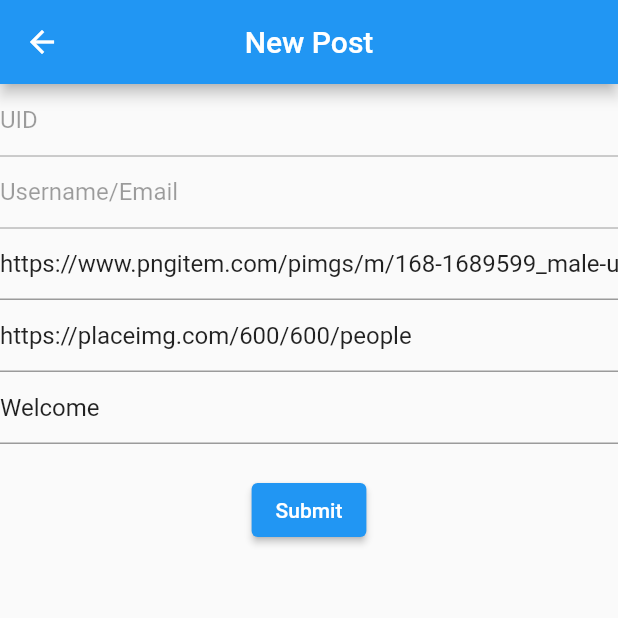
After one commit to fadhilbima/instaclone_task, a Flutter app: the AddView screen opened directly, after a tap on "Submit", on a phone screen of 412 x 824 dp, the top half of it. The commit adds this screen. Run offline on Flutter 3.47's test engine with Material 2 defaults, Android fonts, the phone set to English and light mode, and no system bars; our stand-ins replace bloc, cloud_firestore, equatable, firebase_auth, firebase_core, flutter_bloc; accounts and stored records are empty.

Commit message:
instaclone_dream_academy

```diff
--- /dev/null
+++ b/lib/add_post/add_post.dart
@@ -0,0 +1 @@
+export 'screens/add_posts.dart';
--- /dev/null
+++ b/lib/add_post/bloc/add_post_bloc.dart
@@ -0,0 +1,47 @@
+import 'dart:async';
+
+import 'package:bloc/bloc.dart';
+import 'package:equatable/equatable.dart';
+import 'package:firebase_auth/firebase_auth.dart';
+import 'package:flutter/cupertino.dart';
+import 'package:instaclone/repository/model/model.dart';
+import 'package:instaclone/repository/repo/repository.dart';
+
+part 'add_post_event.dart';
+part 'add_post_state.dart';
+
+class AddPostBloc extends Bloc<AddPostEvent, AddPostState> {
+  AddPostBloc() : super(AddPostInitial()) {
+    on<SubmitPost>((event, emit) async {
+      emit(AddPostLoading());
+      final post = Model(
+        uid: uidInput.text,
+        username: usernameInput.text,
+        avatarUrl: avatarUrlInput.text,
+        imageUrl: imageUrlInput.text,
+        caption: captionInput.text,
+      );
+      await repoForPost.create(post).then((value) {
+        emit(AddPostSuccess());
+      }).onError((error, stackTrace) {
+        emit(AddPostFailed(error.toString()));
+      });
+    });
+    on<Initialize>((event, emit) {
+      final firebaseAuth = FirebaseAuth.instance;
+      final user = firebaseAuth.currentUser;
+      uidInput.text = user!.uid;
+      usernameInput.text = user.email!;
+      avatarUrlInput.text = 'https://www.pngitem.com/pimgs/m/168-1689599_male-user-filled-icon-user-icon-100-x.png';
+      imageUrlInput.text = 'https://placeimg.com/600/600/people';
+      captionInput.text = 'Welcome';
+    });
+  }
+
+  final uidInput = TextEditingController();
+  final usernameInput = TextEditingController();
+  final avatarUrlInput = TextEditingController();
+  final imageUrlInput = TextEditingController();
+  final captionInput = TextEditingController();
+  final repoForPost = Repository();
+}
--- /dev/null
+++ b/lib/add_post/bloc/add_post_event.dart
@@ -0,0 +1,11 @@
+part of 'add_post_bloc.dart';
+
+abstract class AddPostEvent extends Equatable {
+  const AddPostEvent();
+  @override
+  List<Object> get props => [];
+}
+
+class SubmitPost extends AddPostEvent {}
+
+class Initialize extends AddPostEvent {}
--- /dev/null
+++ b/lib/add_post/bloc/add_post_state.dart
@@ -0,0 +1,20 @@
+part of 'add_post_bloc.dart';
+
+abstract class AddPostState extends Equatable {
+  const AddPostState();
+  @override
+  List<Object> get props => [];
+}
+
+class AddPostInitial extends AddPostState {}
+
+class AddPostLoading extends AddPostState {}
+
+class AddPostFailed extends AddPostState {
+  final String errorMess;
+  const AddPostFailed(this.errorMess);
+  @override
+  List<Object> get props => [errorMess];
+}
+
+class AddPostSuccess extends AddPostState {}
--- /dev/null
+++ b/lib/add_post/screens/add_posts.dart
@@ -0,0 +1,83 @@
+import 'package:flutter/material.dart';
+import 'package:flutter_bloc/flutter_bloc.dart';
+import 'package:instaclone/add_post/bloc/add_post_bloc.dart';
+
+class AddPost extends StatelessWidget {
+  const AddPost({Key? key}) : super(key: key);
+
+  @override
+  Widget build(BuildContext context) {
+    return BlocProvider(
+      create: (context) =>
+      AddPostBloc()
+        ..add(Initialize()),
+      child: AddView(),
+    );
+  }
+}
+
+class AddView extends StatelessWidget {
+  const AddView({Key? key}) : super(key: key);
+
+  @override
+  Widget build(BuildContext context) {
+    return BlocListener<AddPostBloc, AddPostState>(
+      listener: (context, state) {
+
+      },
+      child: Scaffold(
+        appBar: AppBar(
+          centerTitle: true,
+          title: Text('New Post'),
+        ),
+        body: Form(
+          child: SingleChildScrollView(
+            child: Column(
+              children: [
+                TextFormField(
+                  enabled: false,
+                  controller: context.read<AddPostBloc>().uidInput,
+                  decoration: InputDecoration(
+                    hintText: 'UID',
+                  ),
+                ),
+                TextFormField(
+                  enabled: false,
+                  controller: context.read<AddPostBloc>().usernameInput,
+                  decoration: InputDecoration(
+                    hintText: 'Username/Email',
+                  ),
+                ),
+                TextFormField(
+                  controller: context.read<AddPostBloc>().avatarUrlInput,
+                  decoration: InputDecoration(
+                    hintText: 'Avatar',
+                  ),
+                ),
+                TextFormField(
+                  controller: context.read<AddPostBloc>().imageUrlInput,
+                  decoration: InputDecoration(
+                    hintText: 'Image',
+                  ),
+                ),
+                TextFormField(
+                  controller: context.read<AddPostBloc>().captionInput,
+                  decoration: InputDecoration(
+                    hintText: 'Caption',
+                  ),
+                ),
+                SizedBox(height: 20),
+                ElevatedButton(
+                  onPressed: () {
+                    context.read<AddPostBloc>().add(SubmitPost());
+                  },
+                  child: Text('Submit'),
+                )
+              ],
+            ),
+          ),
+        ),
+      ),
+    );
+  }
+}
--- /dev/null
+++ b/lib/home/bloc/home_event.dart
@@ -0,0 +1,5 @@
+part of 'home_bloc.dart';
+
+abstract class HomeEvent extends Equatable {
+  const HomeEvent();
+}
--- /dev/null
+++ b/lib/repository/model/model.dart
@@ -0,0 +1,36 @@
+class Model {
+  final String? id;
+  final String uid;
+  final String username;
+  final String avatarUrl;
+  final String imageUrl;
+  final String caption;
+
+  Model(
+      {this.id,
+      required this.uid,
+      required this.username,
+      required this.avatarUrl,
+      required this.imageUrl,
+      required this.caption});
+
+  Map<String, dynamic> toJson(){
+    return <String, dynamic>{
+      'uid' : uid,
+      'username' : username,
+      'avatarUrl' : avatarUrl,
+      'imageUrl' : imageUrl,
+      'caption' : caption,
+    };
+  }
+
+  factory Model.fromJson(Map<String, dynamic> json) {
+    return Model(
+      uid: json['uid'] as String,
+      username: json['username'] as String,
+      avatarUrl: json['avatarUrl'].toString(),
+      imageUrl: json['imageUrl'].toString(),
+      caption: json['caption'].toString(),
+    );
+  }
+}
--- /dev/null
+++ b/lib/repository/repo/repository.dart
@@ -0,0 +1,37 @@
+import 'package:cloud_firestore/cloud_firestore.dart';
+import 'package:instaclone/repository/model/model.dart';
+
+class Repository {
+  final repo = FirebaseFirestore.instance;
+  Future<Model> create(Model model) async {
+    return await repo
+        .collection('posts')
+        .add(model.toJson())
+        .then((doc) {
+          return Model(
+            uid: doc.id,
+            username: model.username,
+            avatarUrl: model.avatarUrl,
+            imageUrl: model.imageUrl,
+            caption: model.caption,
+          );
+    });
+  }
+
+  Future<List<Model>> all() async {
+    return await repo.collection('posts').get().then(
+          (snap) {
+            return snap.docs.map<Model>((t) {
+              return Model(
+                id: t.id,
+                username: t.data()['username'].toString(),
+                avatarUrl: t.data()['avatarUrl'].toString(),
+                uid: t.data()['uid'].toString(),
+                imageUrl: t.data()['imageUrl'].toString(),
+                caption: t.data()['caption'].toString(),
+              );
+            }).toList();
+          },
+    );
+  }
+}
--- /dev/null
+++ b/lib/repository/repositryexport.dart
@@ -0,0 +1 @@
+export 'model/model.dart';
--- a/lib/routes/approutes/app_screen_logic.dart
+++ b/lib/routes/approutes/app_screen_logic.dart
@@ -1,5 +1,7 @@
 import 'package:flutter/material.dart';
 import 'package:flutter_bloc/flutter_bloc.dart';
+import 'package:instaclone/add_post/add_post.dart';
+import 'package:instaclone/display_post/screens/show_post.dart';
 import 'package:instaclone/home/home_page.dart';
 import 'package:instaclone/login/login.dart';
 import 'package:instaclone/routes/approutes/splash.dart';
@@ -23,7 +25,7 @@ class AppLogic extends StatelessWidget {
           if (state is AuthSuccess) {
             Navigator.popUntil(context, (route) => route.isFirst);
             Navigator.pushReplacement(context, MaterialPageRoute(builder: (context){
-              return const HomePage();
+              return const ShowPost();
             }));
           }
         },
--- a/pubspec.yaml
+++ b/pubspec.yaml
@@ -41,6 +41,7 @@ dependencies:
   firebase_core: ^2.4.0
   firebase_auth: ^4.2.0
   flutter_bloc: ^8.1.1
+  cloud_firestore: ^4.2.0
 
 dev_dependencies:
   flutter_test:
```
Also changed, not shown: lib/display_post/bloc/show_post_bloc.dart (added, +23 -0 lines), lib/display_post/bloc/show_post_event.dart (added, +15 -0 lines), lib/display_post/bloc/show_post_state.dart (added, +23 -0 lines), lib/display_post/screens/show_post.dart (added, +103 -0 lines), lib/home/bloc/home_bloc.dart (added, +15 -0 lines), lib/home/bloc/home_state.dart (added, +10 -0 lines), pubspec.lock.
